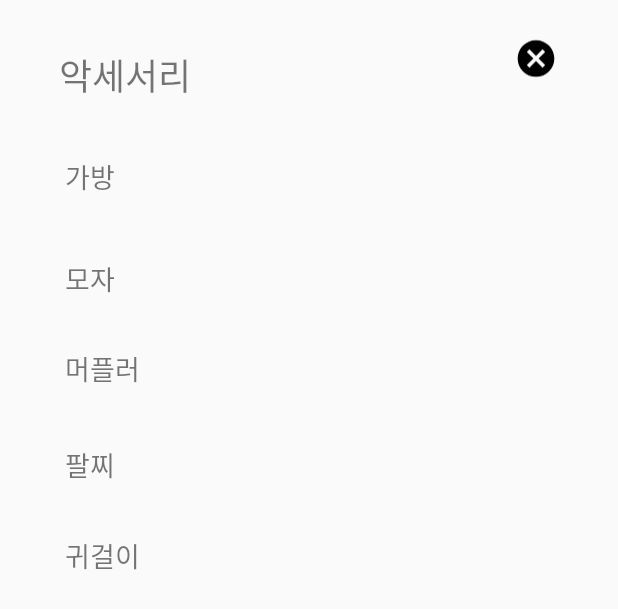
After one commit to stevey-sy/suit_up_daily, an Android app: the layout dialog_accessory.xml on its own in the app's theme, with its tools: preview values and no code run, on a phone screen of 412 x 824 dp. The commit adds this screen. Shown: the top 609 px of the screen. Run offline under Robolectric (Android 15) with nearby library versions, the phone set to English and light mode, and no system bars; network calls fail.

Commit message:
수정: 옷 추가 화면 / 엑세서리 아이템 추가 기능 수정

```diff
--- a/app/src/main/java/com/example/suitupdaily/ClothCategoryDialog.java
+++ b/app/src/main/java/com/example/suitupdaily/ClothCategoryDialog.java
@@ -264,7 +264,55 @@ public class ClothCategoryDialog {
         tv_accessory.setOnClickListener(new View.OnClickListener() {
             @Override
             public void onClick(View v) {
-
+                cloth_type.setText("accessory");
+                dialog.setContentView(R.layout.dialog_accessory);
+                final TextView tv_bag = (TextView) dialog.findViewById(R.id.tv_bag);
+                final TextView tv_muffler = (TextView) dialog.findViewById(R.id.tv_muffler);
+                final TextView tv_cap = (TextView) dialog.findViewById(R.id.tv_cap);
+                final TextView tv_bracelet = (TextView) dialog.findViewById(R.id.tv_bracelet);
+                final TextView tv_ear_ring = (TextView) dialog.findViewById(R.id.tv_ear_ring);
+                final ImageView iv_accessory_close = (ImageView) dialog.findViewById(R.id.btn_accessory_close);
+                tv_bag.setOnClickListener(new View.OnClickListener() {
+                    @Override
+                    public void onClick(View v) {
+                        text_main_category.setText("가방");
+                        dialog.dismiss();
+                    }
+                });
+                tv_cap.setOnClickListener(new View.OnClickListener() {
+                    @Override
+                    public void onClick(View v) {
+                        text_main_category.setText("모자");
+                        dialog.dismiss();
+                    }
+                });
+                tv_muffler.setOnClickListener(new View.OnClickListener() {
+                    @Override
+                    public void onClick(View v) {
+                        text_main_category.setText("머플러");
+                        dialog.dismiss();
+                    }
+                });
+                tv_bracelet.setOnClickListener(new View.OnClickListener() {
+                    @Override
+                    public void onClick(View v) {
+                        text_main_category.setText("팔찌");
+                        dialog.dismiss();
+                    }
+                });
+                tv_ear_ring.setOnClickListener(new View.OnClickListener() {
+                    @Override
+                    public void onClick(View v) {
+                        text_main_category.setText("귀걸이");
+                        dialog.dismiss();
+                    }
+                });
+                iv_accessory_close.setOnClickListener(new View.OnClickListener() {
+                    @Override
+                    public void onClick(View v) {
+                        dialog.dismiss();
+                    }
+                });
             }
         });
 
--- /dev/null
+++ b/app/src/main/res/layout/dialog_accessory.xml
@@ -0,0 +1,90 @@
+<?xml version="1.0" encoding="utf-8"?>
+<androidx.constraintlayout.widget.ConstraintLayout
+    xmlns:android="http://schemas.android.com/apk/res/android"
+    xmlns:app="http://schemas.android.com/apk/res-auto"
+    xmlns:tools="http://schemas.android.com/tools"
+    android:layout_width="match_parent"
+    android:layout_height="match_parent">
+
+    <ImageView
+        android:id="@+id/btn_accessory_close"
+        android:layout_width="29dp"
+        android:layout_height="38dp"
+        android:layout_marginStart="30dp"
+        android:layout_marginTop="20dp"
+        android:layout_marginEnd="40dp"
+        app:layout_constraintEnd_toEndOf="parent"
+        app:layout_constraintStart_toEndOf="@+id/textView20"
+        app:layout_constraintTop_toTopOf="parent"
+        app:srcCompat="@drawable/ic_baseline_cancel_24" />
+
+    <TextView
+        android:id="@+id/textView52"
+        android:layout_width="wrap_content"
+        android:layout_height="wrap_content"
+        android:layout_marginTop="32dp"
+        android:text="악세서리"
+        android:textSize="24sp"
+        app:layout_constraintEnd_toEndOf="parent"
+        app:layout_constraintHorizontal_bias="0.122"
+        app:layout_constraintStart_toStartOf="parent"
+        app:layout_constraintTop_toTopOf="parent" />
+
+    <TextView
+        android:id="@+id/tv_bag"
+        android:layout_width="wrap_content"
+        android:layout_height="wrap_content"
+        android:layout_marginStart="4dp"
+        android:layout_marginTop="36dp"
+        android:text="가방"
+        android:textSize="18sp"
+        app:layout_constraintStart_toStartOf="@+id/textView52"
+        app:layout_constraintTop_toBottomOf="@+id/textView52" />
+
+    <TextView
+        android:id="@+id/tv_cap"
+        android:layout_width="wrap_content"
+        android:layout_height="wrap_content"
+        android:layout_marginStart="4dp"
+        android:layout_marginTop="104dp"
+        android:text="모자"
+        android:textSize="18sp"
+        app:layout_constraintStart_toStartOf="@+id/textView52"
+        app:layout_constraintTop_toBottomOf="@+id/textView52" />
+
+    <TextView
+        android:id="@+id/tv_muffler"
+        android:layout_width="wrap_content"
+        android:layout_height="wrap_content"
+        android:layout_marginStart="4dp"
+        android:layout_marginTop="164dp"
+        android:text="머플러"
+        android:textSize="18sp"
+        app:layout_constraintStart_toStartOf="@+id/textView52"
+        app:layout_constraintTop_toBottomOf="@+id/textView52" />
+
+    <TextView
+        android:id="@+id/tv_bracelet"
+        android:layout_width="wrap_content"
+        android:layout_height="wrap_content"
+        android:layout_marginStart="4dp"
+        android:layout_marginTop="228dp"
+        android:text="팔찌"
+        android:textSize="18sp"
+        app:layout_constraintStart_toStartOf="@+id/textView52"
+        app:layout_constraintTop_toBottomOf="@+id/textView52" />
+
+    <TextView
+        android:id="@+id/tv_ear_ring"
+        android:layout_width="wrap_content"
+        android:layout_height="wrap_content"
+        android:layout_marginStart="4dp"
+        android:layout_marginTop="288dp"
+        android:layout_marginBottom="20dp"
+        android:text="귀걸이"
+        android:textSize="18sp"
+        app:layout_constraintBottom_toBottomOf="parent"
+        app:layout_constraintStart_toStartOf="@+id/textView52"
+        app:layout_constraintTop_toBottomOf="@+id/textView52"
+        app:layout_constraintVertical_bias="0.002" />
+</androidx.constraintlayout.widget.ConstraintLayout>
```
